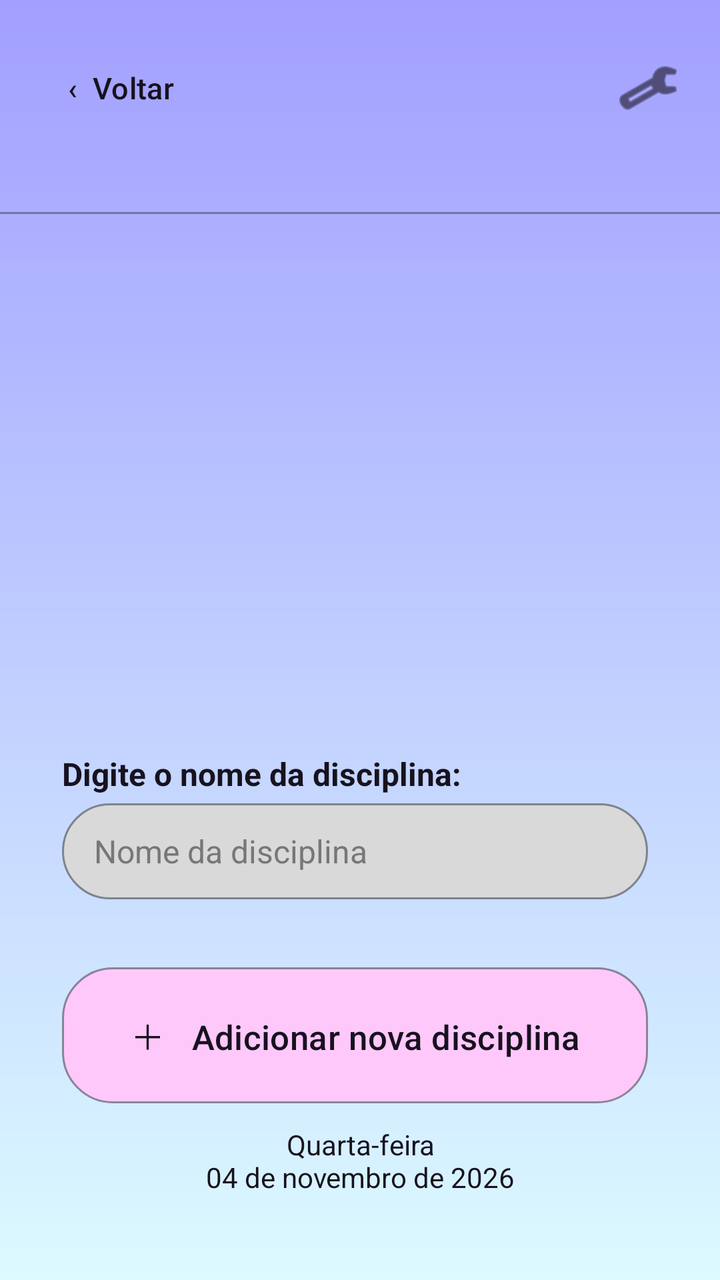
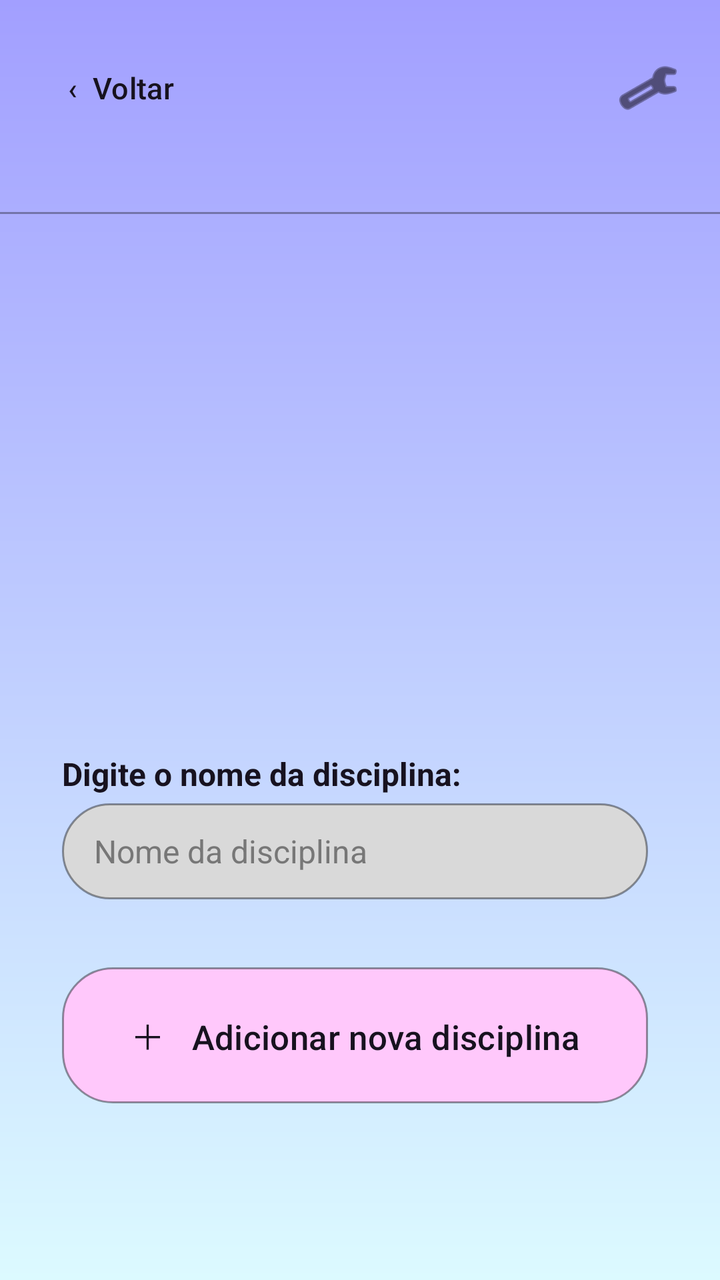

Screens rendered from an Android XML layout before and after an edit, with the pre-edit source and the edit as a unified diff.
<!-- AndroidManifest.xml: application theme Theme.FocaAi -->
<!-- res/layout/activity_adicionar_disciplina.xml -->
<?xml version="1.0" encoding="utf-8"?>
<androidx.constraintlayout.widget.ConstraintLayout xmlns:android="http://schemas.android.com/apk/res/android"
    xmlns:app="http://schemas.android.com/apk/res-auto"
    xmlns:tools="http://schemas.android.com/tools"
    android:layout_width="match_parent"
    android:layout_height="match_parent"
    android:background="@drawable/bg_foca_gradient"
    tools:context=".activities.AdicionarDisciplinaActivity">

    <Button
        android:id="@+id/btnVoltarAdicionarDisciplina"
        android:layout_width="wrap_content"
        android:layout_height="48dp"
        android:background="@android:color/transparent"
        android:text="‹  Voltar"
        android:textAllCaps="false"
        android:textColor="@color/foca_text"
        android:textSize="15sp"
        app:backgroundTint="@null"
        app:layout_constraintStart_toStartOf="parent"
        app:layout_constraintTop_toTopOf="parent"
        android:layout_marginStart="10dp"
        android:layout_marginTop="20dp" />

    <ImageButton
        android:id="@+id/btnConfiguracoesAdicionarDisciplina"
        android:layout_width="48dp"
        android:layout_height="48dp"
        android:background="@android:color/transparent"
        android:contentDescription="Configurações"
        android:src="@android:drawable/ic_menu_preferences"
        app:tint="@color/foca_text"
        app:layout_constraintEnd_toEndOf="parent"
        app:layout_constraintTop_toTopOf="parent"
        android:layout_marginEnd="12dp"
        android:layout_marginTop="20dp" />

    <View
        android:layout_width="match_parent"
        android:layout_height="1dp"
        android:background="#55000000"
        android:layout_marginTop="106dp"
        app:layout_constraintTop_toTopOf="parent" />

    <TextView
        android:id="@+id/txtNomeDisciplinaLabel"
        android:layout_width="wrap_content"
        android:layout_height="wrap_content"
        android:layout_marginStart="31dp"
        android:layout_marginTop="308dp"
        android:text="Digite o nome da disciplina:"
        android:textColor="@color/foca_text"
        android:textSize="16sp"
        android:textStyle="bold"
        app:layout_constraintTop_toBottomOf="@id/btnVoltarAdicionarDisciplina"
        app:layout_constraintStart_toStartOf="parent" />

    <EditText
        android:id="@+id/edtNomeDisciplina"
        android:layout_width="0dp"
        android:layout_height="48dp"
        android:layout_marginStart="31dp"
        android:layout_marginEnd="36dp"
        android:layout_marginTop="4dp"
        android:background="@drawable/campo_foca"
        android:hint="Nome da disciplina"
        android:inputType="textCapWords"
        android:paddingStart="16dp"
        android:paddingEnd="16dp"
        android:textColor="@color/foca_text"
        android:textColorHint="#777777"
        android:textSize="16sp"
        app:layout_constraintTop_toBottomOf="@id/txtNomeDisciplinaLabel"
        app:layout_constraintStart_toStartOf="parent"
        app:layout_constraintEnd_toEndOf="parent" />

    <Button
        android:id="@+id/btnSalvarDisciplina"
        android:layout_width="0dp"
        android:layout_height="68dp"
        android:layout_marginStart="31dp"
        android:layout_marginEnd="36dp"
        android:layout_marginTop="34dp"
        android:background="@drawable/button_foca_pink"
        android:text="＋   Adicionar nova disciplina"
        android:textAllCaps="false"
        android:textColor="@color/foca_text"
        android:textSize="17sp"
        app:backgroundTint="@null"
        app:layout_constraintTop_toBottomOf="@id/edtNomeDisciplina"
        app:layout_constraintStart_toStartOf="parent"
        app:layout_constraintEnd_toEndOf="parent" />

    <TextView
        android:id="@+id/txtDataAdicionarDisciplina"
        android:layout_width="wrap_content"
        android:layout_height="wrap_content"
        android:layout_marginBottom="42dp"
        android:text="Quarta-feira\n04 de novembro de 2026"
        android:textAlignment="center"
        android:textColor="@color/foca_text"
        android:textSize="14sp"
        app:layout_constraintBottom_toBottomOf="parent"
        app:layout_constraintStart_toStartOf="parent"
        app:layout_constraintEnd_toEndOf="parent" />

</androidx.constraintlayout.widget.ConstraintLayout>
<!-- resources referenced by this layout -->
<resources>
  <color name="foca_text">#17121F</color>
  <!-- drawable bg_foca_gradient (drawable) -->
  <?xml version="1.0" encoding="utf-8"?>
  <shape xmlns:android="http://schemas.android.com/apk/res/android" android:shape="rectangle">
      <gradient android:angle="270" android:startColor="#A29FFF" android:endColor="#DCFAFF" android:type="linear" />
  </shape>
  <!-- drawable button_foca_pink (drawable) -->
  <?xml version="1.0" encoding="utf-8"?>
  <shape xmlns:android="http://schemas.android.com/apk/res/android" android:shape="rectangle">
      <solid android:color="#FFC8FB" />
      <corners android:radius="25dp" />
      <stroke android:width="1dp" android:color="#66000000" />
  </shape>
  <!-- drawable campo_foca (drawable) -->
  <?xml version="1.0" encoding="utf-8"?>
  <shape xmlns:android="http://schemas.android.com/apk/res/android" android:shape="rectangle">
      <solid android:color="#D9D9D9" />
      <corners android:radius="24dp" />
      <stroke android:width="1dp" android:color="#66000000" />
  </shape>
  <style name="Theme.FocaAi" parent="Base.Theme.FocaAi" />
  <style name="Base.Theme.FocaAi" parent="Theme.Material3.DayNight.NoActionBar">
          
          
      </style>
</resources>

<!-- the commit's change to res/layout/activity_adicionar_disciplina.xml (unified diff, before → after) -->
@@ -96,12 +96,11 @@
         android:layout_width="wrap_content"
         android:layout_height="wrap_content"
         android:layout_marginBottom="42dp"
-        android:text="Quarta-feira\n04 de novembro de 2026"
         android:textAlignment="center"
         android:textColor="@color/foca_text"
         android:textSize="14sp"
         app:layout_constraintBottom_toBottomOf="parent"
-        app:layout_constraintStart_toStartOf="parent"
-        app:layout_constraintEnd_toEndOf="parent" />
+        app:layout_constraintEnd_toEndOf="parent"
+        app:layout_constraintStart_toStartOf="parent" />
 
 </androidx.constraintlayout.widget.ConstraintLayout>
